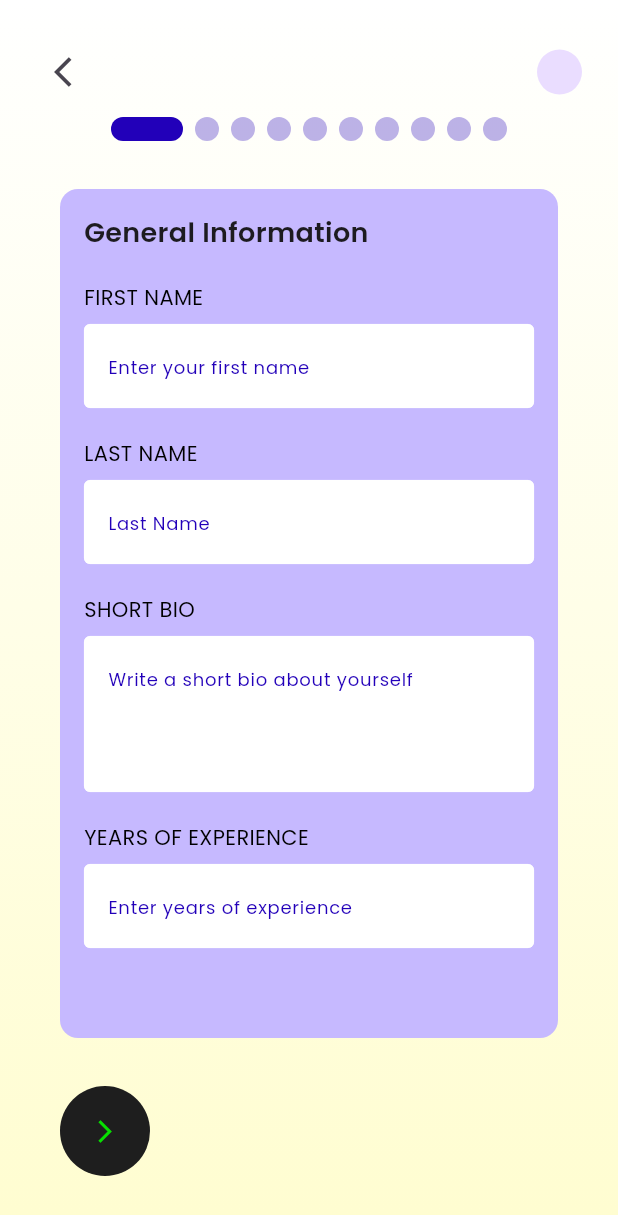
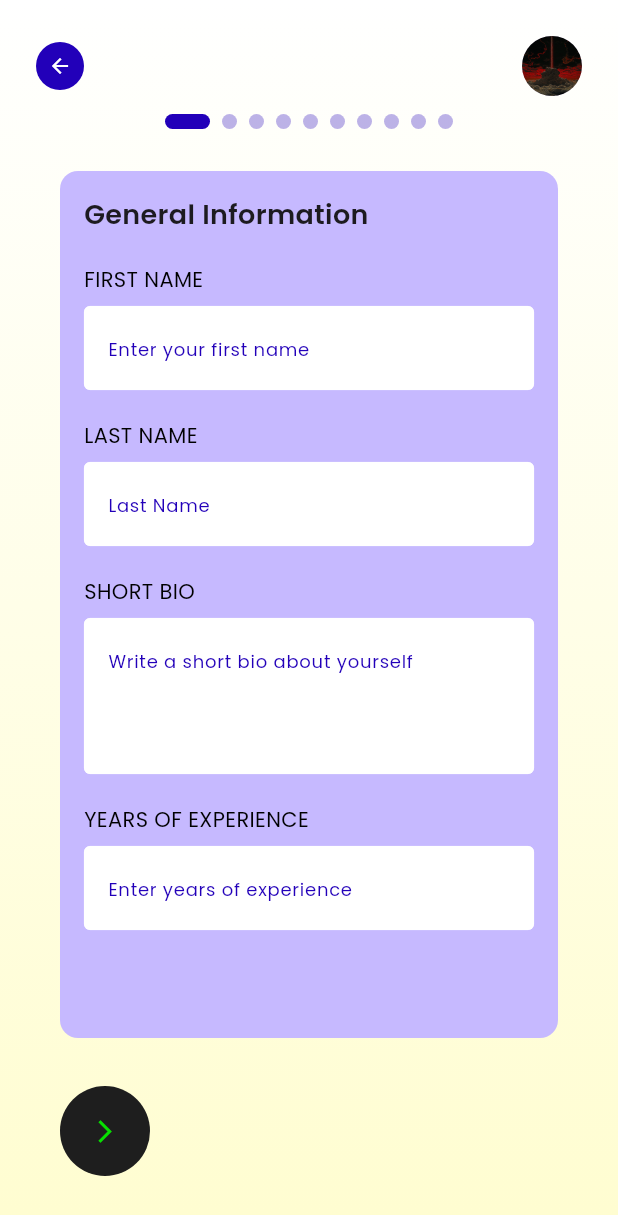
Before and after one commit to Redvey/InterView, a Flutter app: the ResumeFormScreen screen opened by its route, on a phone screen of 412 x 824 dp. Shown: the top 1215 px of the screen. Run offline on Flutter 3.47's test engine with Material 3 defaults, Android fonts, the phone set to English and light mode, and no system bars; drawn by our look-alikes of smooth_page_indicator; our stand-ins replace file_picker, go_router; missing offline and left inert: blobs.

Commit message:
09:feat(ui): Added animated profile Menu

```diff
--- a/lib/core/constants/strings.dart
+++ b/lib/core/constants/strings.dart
@@ -3,7 +3,7 @@ class AppStrings {
   static const name = "Roopam";
 
   //Card-Text
-  static const buildYourResumeTitle = "Build Your Resume PDF";
+  static const buildYourResumeTitle = "Build Your Resume";
   static const buildYourResumeSubtitle = "‹ your quick resume builder / ›";
 
   static const resumeReviewTitle = "Resume Review";
--- a/lib/features/home/widgets/welcome_message.dart
+++ b/lib/features/home/widgets/welcome_message.dart
@@ -1,6 +1,7 @@
 import 'package:flutter/material.dart';
 import 'package:interview/core/constants/strings.dart';
 import 'package:interview/app/themes/text_styles.dart';
+import 'package:interview/features/widgets/profile_avatar.dart';
 
 class WelcomeMessage extends StatelessWidget {
   const WelcomeMessage({
@@ -12,7 +13,7 @@ class WelcomeMessage extends StatelessWidget {
     return Row(
       children: [
 
-        CircleAvatar(),
+        ProfileAvatar(),
         SizedBox(width: 5,),
         Text(AppStrings.hi,style: AppTextStyles.welcome,),
         SizedBox(width: 5,),
--- a/lib/features/resume/screens/resume_builder_home.dart
+++ b/lib/features/resume/screens/resume_builder_home.dart
@@ -9,6 +9,8 @@ import 'package:interview/features/resume/screens/skill_form/skill_form.dart';
 import 'package:interview/features/resume/screens/social_links_form/social_links_form.dart';
 import 'package:interview/features/resume/widgets/page_indicator.dart';
 import '../../../core/utils/color_utils.dart';
+import '../../widgets/back_button.dart';
+import '../../widgets/profile_avatar.dart';
 import 'achievements_form/achievements_form.dart';
 import 'contact_form/contact_form.dart';
 import 'education_form/education_form.dart';
@@ -66,7 +68,9 @@ class _ResumeFormScreenState extends State<ResumeFormScreen> {
         builder: (BuildContext context) {
           return AlertDialog(
             title: const Text("Final Step"),
-            content: const Text("Have you filled in all your details correctly?"),
+            content: const Text(
+              "Have you filled in all your details correctly?",
+            ),
             actions: [
               TextButton(
                 onPressed: () => Navigator.pop(context),
@@ -109,14 +113,13 @@ class _ResumeFormScreenState extends State<ResumeFormScreen> {
                 Row(
                   mainAxisAlignment: MainAxisAlignment.spaceBetween,
                   children: [
-                    IconButton(
-                      onPressed: () => context.pop(),
-                      icon: const Icon(Icons.arrow_back_ios),
+                    CircleBackButton(pageColor: _getPageColor(_currentPage)),
+                    ProfileAvatar(
                     ),
-                    CircleAvatar(radius: 15,)
                   ],
                 ),
-                SizedBox(height: AppSizes.spaceBtwItems-10),
+
+                SizedBox(height: AppSizes.defaultSpace),
                 PageIndicator(
                   pageController: _pageController,
                   totalPages: _totalPages,
@@ -124,7 +127,7 @@ class _ResumeFormScreenState extends State<ResumeFormScreen> {
                     _getPageColor(_currentPage),
                   ),
                 ),
-                SizedBox(height: AppSizes.spaceBtwItems),
+                SizedBox(height: AppSizes.defaultSpace),
                 Expanded(
                   child: PageView(
                     controller: _pageController,
--- a/lib/features/resume/widgets/page_indicator.dart
+++ b/lib/features/resume/widgets/page_indicator.dart
@@ -20,6 +20,9 @@ class PageIndicator extends StatelessWidget {
         controller: pageController,
         count: totalPages,
         effect: ExpandingDotsEffect(
+          radius: 7,
+          dotHeight: 10,
+          dotWidth: 10,
           activeDotColor: activeDotColor,
           dotColor: activeDotColor.withAlpha((0.3 * 255).round()),
         ),
--- /dev/null
+++ b/lib/features/widgets/back_button.dart
@@ -0,0 +1,33 @@
+import 'package:flutter/material.dart';
+import 'package:go_router/go_router.dart';
+import 'package:interview/core/constants/colors.dart';
+import 'package:interview/core/utils/color_utils.dart'; // for getMatchingHintColor
+
+class CircleBackButton extends StatelessWidget {
+  final Color pageColor;
+  final VoidCallback? onPressed;
+
+  const CircleBackButton({
+    super.key,
+    required this.pageColor,
+    this.onPressed,
+  });
+
+  @override
+  Widget build(BuildContext context) {
+    return SizedBox(
+      height: 32,
+      width: 32,
+      child: IconButton(
+        icon: const Icon(Icons.arrow_back, size: 16, color: AppColors.backgroundWhite),
+        style: IconButton.styleFrom(
+          backgroundColor: getMatchingHintColor(pageColor),
+          padding: EdgeInsets.zero,
+          shape: const CircleBorder(),
+          elevation: 1,
+        ),
+        onPressed: onPressed ?? () => context.pop(),
+      ),
+    );
+  }
+}
--- /dev/null
+++ b/lib/features/widgets/profile_avatar.dart
@@ -0,0 +1,20 @@
+import 'package:flutter/material.dart';
+import 'package:go_router/go_router.dart';
+
+class ProfileAvatar extends StatelessWidget {
+  final double radius;
+  const ProfileAvatar({super.key, this.radius = 20});
+
+  @override
+  Widget build(BuildContext context) {
+    return GestureDetector(
+      onTap: () => context.push('/profile-animation'),
+      child: CircleAvatar(
+        radius: radius,
+        backgroundImage: const AssetImage(
+          'assets/templates/template1.jpeg',
+        ),
+      ),
+    );
+  }
+}
--- a/lib/routes/app_router.dart
+++ b/lib/routes/app_router.dart
@@ -1,5 +1,9 @@
+
+import 'package:flutter/material.dart';
 import 'package:go_router/go_router.dart';
+import 'package:interview/features/profile/profile.dart';
 import '../features/home/screens/home_screen.dart';
+import '../features/profile/widgets/animation/circle_entry.dart';
 import '../features/resume/screens/contact_form/contact_form.dart';
 import '../features/resume/screens/resume_builder.dart';
 import '../features/resume/screens/resume_builder_home.dart';
@@ -39,5 +43,27 @@ final GoRouter appRouter = GoRouter(
       name: RouteNames.resumeReview,
       builder: (context, state) => const ResumeReviewScreen(),
     ),
+    GoRoute(
+      path: '/profile',
+      name: RouteNames.profile,
+      builder: (context, state) => const ProfileScreen(),
+    ),
+    GoRoute(
+      path: '/profile-animation',
+      name: RouteNames.profileAnimations,
+      pageBuilder: (context, state) => CustomTransitionPage(
+        key: state.pageKey,
+        child: const CircleEntryAnimation(),
+        transitionsBuilder: (context, animation, secondaryAnimation, child) {
+          return FadeTransition(
+            opacity: animation,
+            child: child,
+          );
+        },
+        opaque: false, // ← Makes background transparent
+        barrierColor: Colors.transparent, // Optional: keep background see-through
+      ),
+    ),
+
   ],
 );
--- a/lib/routes/route_names.dart
+++ b/lib/routes/route_names.dart
@@ -1,6 +1,9 @@
 
 
 abstract class RouteNames {
+  static const String profile = 'profile';
+  static const String profileAnimations = 'profile-animation';
+
   //  Home
   static const String home = 'home';
 
--- a/pubspec.yaml
+++ b/pubspec.yaml
@@ -18,6 +18,7 @@ dependencies:
   percent_indicator: ^4.2.5
   file_picker: ^10.2.0
   modal_bottom_sheet: ^3.0.0
+  blobs: ^2.0.0
 
 
 
```
Also changed, not shown: lib/features/home/screens/home_screen.dart (+11 -0 lines), lib/features/profile/profile.dart (added, +29 -0 lines), lib/features/profile/widgets/animation/circle_entry.dart (added, +255 -0 lines), lib/features/review/screens/resume_review_screen.dart (+13 -12 lines), lib/main.dart (line endings or trailing spaces), pubspec.lock.
